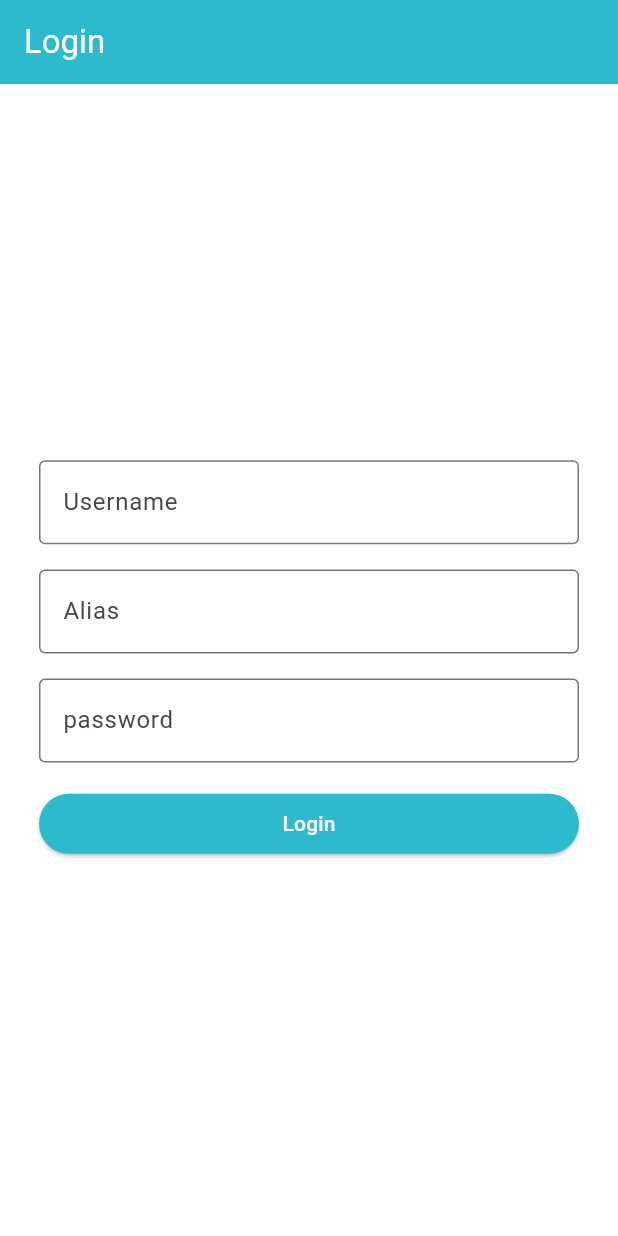
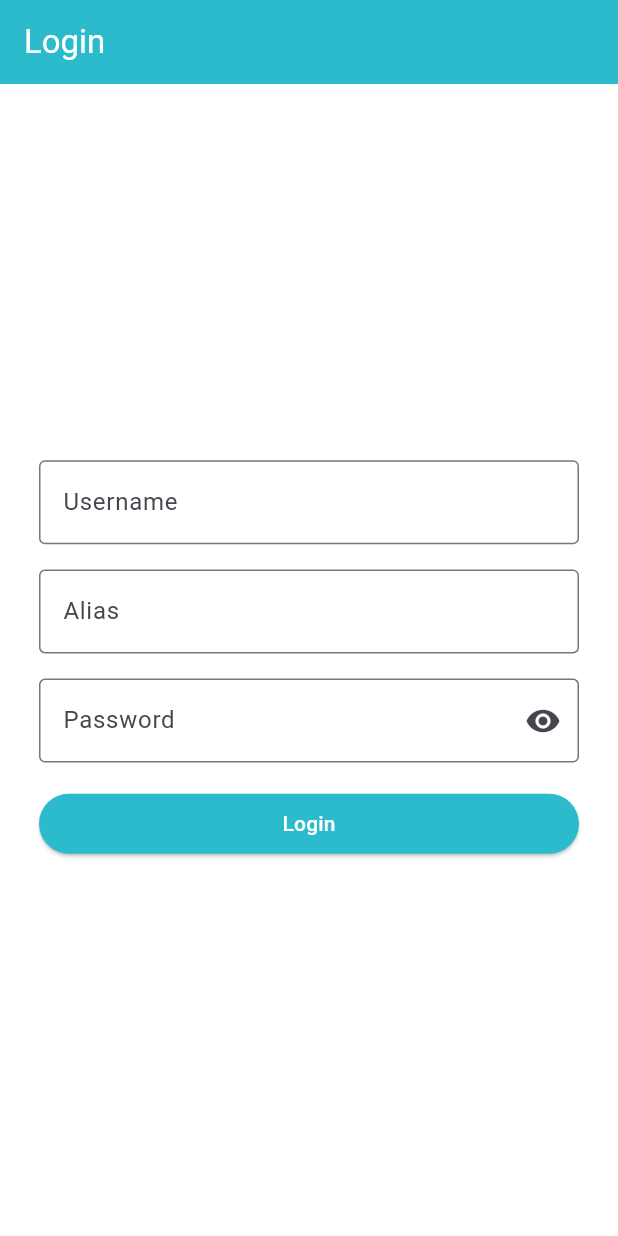
Before and after one commit to abeaar/flutter-simple-app, a Flutter app: the screen it shows after launch, on a phone screen of 412 x 824 dp. Run offline on Flutter 3.47's test engine with Material 3 defaults, Android fonts, the phone set to English and light mode, and no system bars.

Commit message:
update icon

```diff
--- a/lib/pages/login_page.dart
+++ b/lib/pages/login_page.dart
@@ -14,6 +14,7 @@ class _LoginPageState extends State<LoginPage> {
   final _password = TextEditingController();
   final formkey = GlobalKey<FormState>();
   bool _isLogin = false;
+  bool _isObscure = true;
 
   void dispose() {
     _username.dispose();
@@ -58,6 +59,7 @@ class _LoginPageState extends State<LoginPage> {
                   ),
                 ),
                 TextFormField(
+                  obscureText: _isObscure,
                   validator: (value) {
                     if (value == null || value.isEmpty) {
                       return 'kosong bang';
@@ -65,9 +67,19 @@ class _LoginPageState extends State<LoginPage> {
                     return null;
                   },
                   controller: _password,
-                  decoration: const InputDecoration(
-                    border: OutlineInputBorder(),
-                    labelText: "password",
+                  decoration: InputDecoration(
+                    border: const OutlineInputBorder(),
+                    labelText: "Password",
+                    suffixIcon: IconButton(
+                      icon: Icon(
+                        _isObscure ? Icons.visibility : Icons.visibility_off,
+                      ),
+                      onPressed: () {
+                        setState(() {
+                          _isObscure = !_isObscure;
+                        });
+                      },
+                    ),
                   ),
                 ),
                 SizedBox(
```
